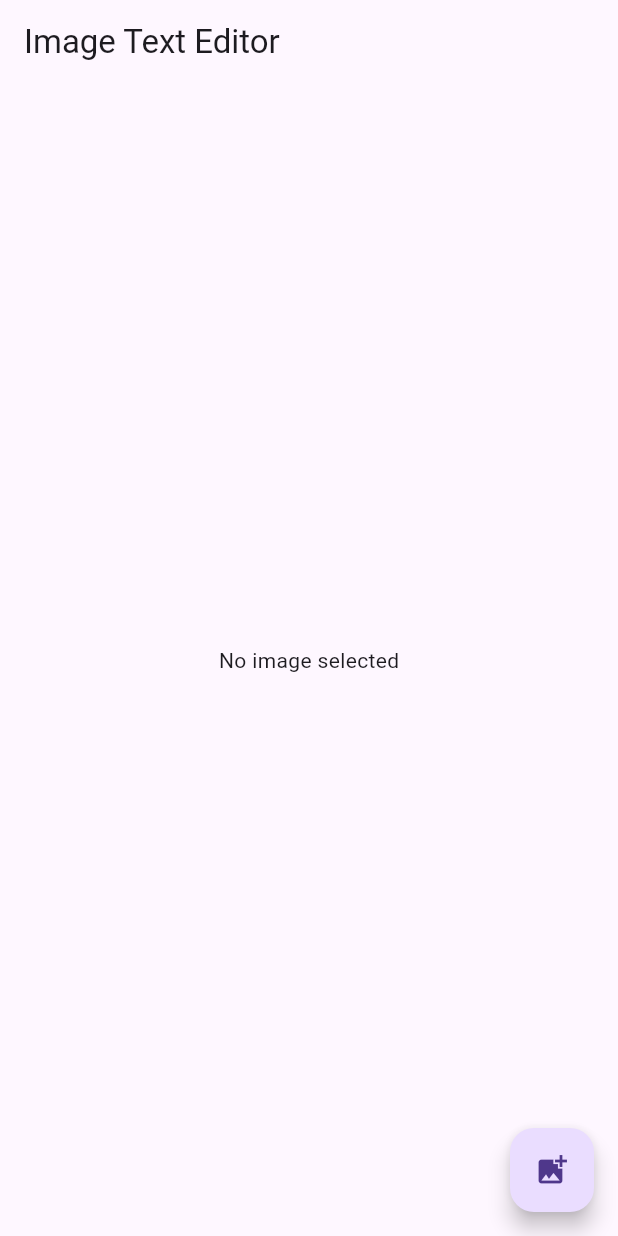
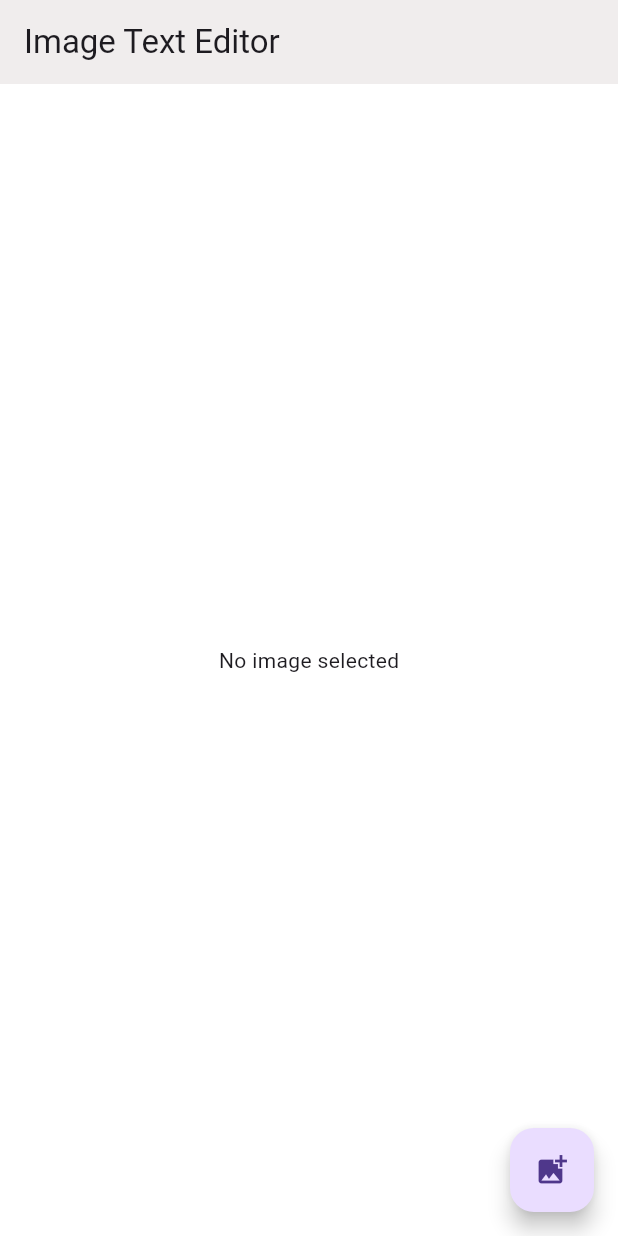
Before and after one commit to hisushanta/ReAdd, a Flutter app: the screen it shows after launch, on a phone screen of 412 x 824 dp. Run offline on Flutter 3.47's test engine with Material 3 defaults, Android fonts, the light colour scheme and no system bars; our stand-ins replace google_fonts, image_picker; missing offline and left inert: dart:html; project files that could hold a hidden picture were left out.

Commit message:
add white background for body and app bar little bit gray

```diff
--- a/readd/lib/main.dart
+++ b/readd/lib/main.dart
@@ -489,7 +489,9 @@ class _ImageEditorScreenState extends State<ImageEditorScreen> {
   @override
   Widget build(BuildContext context) {
     return Scaffold(
+      backgroundColor: Colors.white,
       appBar: AppBar(
+        backgroundColor: const ui.Color.fromARGB(255, 240, 237, 237),
         title: const Text('Image Text Editor'),
         actions: [
           if (_imageBytes != null && !_previewMode)
```
